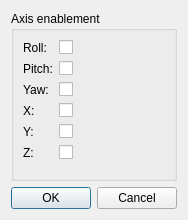
This is ftnoir_tracker_sm/ftnoir_sm_controls.ui in opentrack/opentrack as Qt 5 draws it before an edit. The edited form follows.
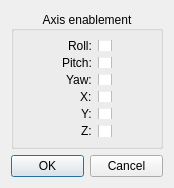
This is the edited form. Icons and pictures are not drawn.

Patch:
```diff
--- a/ftnoir_tracker_sm/ftnoir_sm_controls.ui
+++ b/ftnoir_tracker_sm/ftnoir_sm_controls.ui
@@ -9,8 +9,8 @@
    <rect>
     <x>0</x>
     <y>0</y>
-    <width>172</width>
-    <height>220</height>
+    <width>174</width>
+    <height>188</height>
    </rect>
   </property>
   <property name="windowTitle">
@@ -27,10 +27,13 @@
    <bool>false</bool>
   </property>
   <layout class="QGridLayout" name="gridLayout">
+   <property name="sizeConstraint">
+    <enum>QLayout::SetMaximumSize</enum>
+   </property>
    <item row="0" column="0">
     <widget class="QGroupBox" name="groupBox">
      <property name="sizePolicy">
-      <sizepolicy hsizetype="Expanding" vsizetype="MinimumExpanding">
+      <sizepolicy hsizetype="Minimum" vsizetype="MinimumExpanding">
        <horstretch>0</horstretch>
        <verstretch>0</verstretch>
       </sizepolicy>
@@ -38,12 +41,18 @@
      <property name="title">
       <string>Axis enablement</string>
      </property>
+     <property name="alignment">
+      <set>Qt::AlignCenter</set>
+     </property>
      <layout class="QFormLayout" name="formLayout">
       <property name="labelAlignment">
-       <set>Qt::AlignLeading|Qt::AlignLeft|Qt::AlignVCenter</set>
+       <set>Qt::AlignRight|Qt::AlignTrailing|Qt::AlignVCenter</set>
       </property>
       <property name="formAlignment">
-       <set>Qt::AlignLeading|Qt::AlignLeft|Qt::AlignTop</set>
+       <set>Qt::AlignHCenter|Qt::AlignTop</set>
+      </property>
+      <property name="leftMargin">
+       <number>10</number>
       </property>
       <item row="0" column="0">
        <widget class="QLabel" name="label_6">
```
